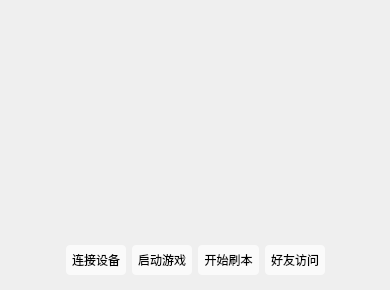
Before: the Qt Designer form arknightsUI.ui in ander1023/ArkAuto, drawn with Qt 5.
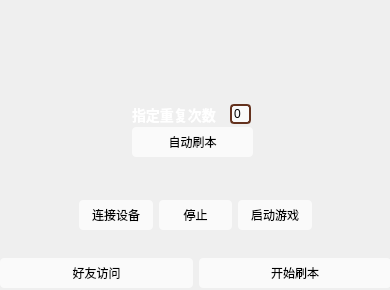
After: the same form once the commit is applied. Icons and pictures are not drawn.

```diff
--- a/arknightsUI.ui
+++ b/arknightsUI.ui
@@ -51,52 +51,6 @@
     <property name="frameShadow">
      <enum>QFrame::Raised</enum>
     </property>
-    <widget class="QWidget" name="layoutWidget">
-     <property name="geometry">
-      <rect>
-       <x>0</x>
-       <y>244</y>
-       <width>391</width>
-       <height>32</height>
-      </rect>
-     </property>
-     <layout class="QHBoxLayout" name="horizontalLayout">
-      <item>
-       <widget class="QWidget" name="widget" native="true"/>
-      </item>
-      <item>
-       <widget class="QPushButton" name="devConnectBt">
-        <property name="text">
-         <string>连接设备</string>
-        </property>
-       </widget>
-      </item>
-      <item>
-       <widget class="QPushButton" name="startGameBt">
-        <property name="text">
-         <string>启动游戏</string>
-        </property>
-       </widget>
-      </item>
-      <item>
-       <widget class="QPushButton" name="expMapBt">
-        <property name="text">
-         <string>开始刷本</string>
-        </property>
-       </widget>
-      </item>
-      <item>
-       <widget class="QPushButton" name="autoFriendsBt">
-        <property name="text">
-         <string>好友访问</string>
-        </property>
-       </widget>
-      </item>
-      <item>
-       <widget class="QWidget" name="widget_2" native="true"/>
-      </item>
-     </layout>
-    </widget>
     <widget class="QLabel" name="hitokotoLable">
      <property name="geometry">
       <rect>
@@ -145,6 +99,124 @@
       <set>Qt::AlignCenter</set>
      </property>
     </widget>
+    <widget class="QWidget" name="verticalLayoutWidget">
+     <property name="geometry">
+      <rect>
+       <x>0</x>
+       <y>97</y>
+       <width>391</width>
+       <height>191</height>
+      </rect>
+     </property>
+     <layout class="QVBoxLayout" name="verticalLayout">
+      <item>
+       <layout class="QHBoxLayout" name="horizontalLayout_3">
+        <item>
+         <widget class="QWidget" name="widget_5" native="true"/>
+        </item>
+        <item>
+         <widget class="QWidget" name="widget_3" native="true">
+          <widget class="QPushButton" name="pushButton_2">
+           <property name="geometry">
+            <rect>
+             <x>0</x>
+             <y>30</y>
+             <width>121</width>
+             <height>30</height>
+            </rect>
+           </property>
+           <property name="text">
+            <string>自动刷本</string>
+           </property>
+          </widget>
+          <widget class="QLabel" name="label">
+           <property name="geometry">
+            <rect>
+             <x>0</x>
+             <y>10</y>
+             <width>101</width>
+             <height>16</height>
+            </rect>
+           </property>
+           <property name="text">
+            <string>指定重复次数</string>
+           </property>
+          </widget>
+          <widget class="QLineEdit" name="lineEdit">
+           <property name="geometry">
+            <rect>
+             <x>98</x>
+             <y>7</y>
+             <width>21</width>
+             <height>20</height>
+            </rect>
+           </property>
+           <property name="styleSheet">
+            <string notr="true">*{border-image:none;
+ border:2px solid rgb(100,50,30);background:rgba(255,255,255,0.7);border-radius:4px}</string>
+           </property>
+           <property name="text">
+            <string>0</string>
+           </property>
+          </widget>
+         </widget>
+        </item>
+        <item>
+         <widget class="QWidget" name="widget_4" native="true"/>
+        </item>
+       </layout>
+      </item>
+      <item>
+       <layout class="QHBoxLayout" name="horizontalLayout">
+        <item>
+         <widget class="QWidget" name="widget" native="true"/>
+        </item>
+        <item>
+         <widget class="QPushButton" name="devConnectBt">
+          <property name="text">
+           <string>连接设备</string>
+          </property>
+         </widget>
+        </item>
+        <item>
+         <widget class="QPushButton" name="pushButton">
+          <property name="text">
+           <string>停止</string>
+          </property>
+         </widget>
+        </item>
+        <item>
+         <widget class="QPushButton" name="startGameBt">
+          <property name="text">
+           <string>启动游戏</string>
+          </property>
+         </widget>
+        </item>
+        <item>
+         <widget class="QWidget" name="widget_2" native="true"/>
+        </item>
+       </layout>
+      </item>
+      <item>
+       <layout class="QHBoxLayout" name="horizontalLayout_2">
+        <item>
+         <widget class="QPushButton" name="autoFriendsBt">
+          <property name="text">
+           <string>好友访问</string>
+          </property>
+         </widget>
+        </item>
+        <item>
+         <widget class="QPushButton" name="expMapBt">
+          <property name="text">
+           <string>开始刷本</string>
+          </property>
+         </widget>
+        </item>
+       </layout>
+      </item>
+     </layout>
+    </widget>
    </widget>
   </widget>
  </widget>
```
